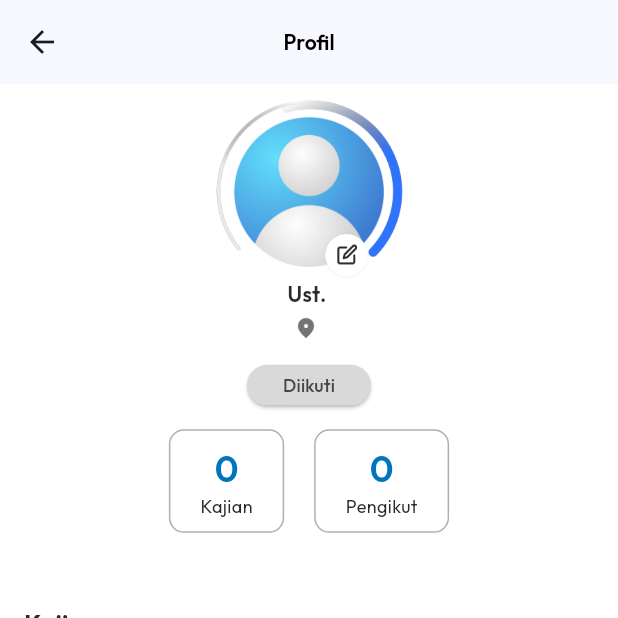
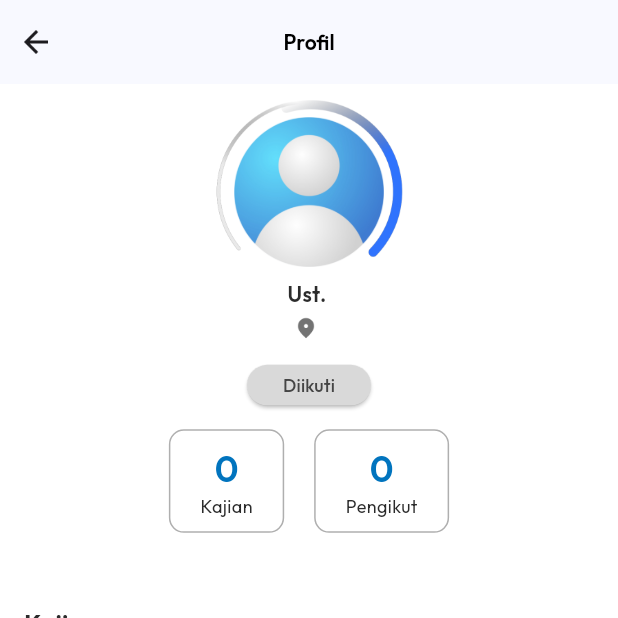
Before and after one commit to RoyalWeaboo/Kajian-Fikih-App, a Flutter app: the PublicUstadzProfileScreen screen opened directly with empty values, on a phone screen of 412 x 824 dp, the top half of it. Run offline on Flutter 3.47's test engine with Material 3 defaults, Android fonts, the phone set to English and light mode, and no system bars; our stand-ins replace cloud_firestore, email_validator, equatable, firebase_auth, firebase_core, firebase_storage and 6 more; missing offline and left inert: animated_snack_bar, calendar_slider; accounts and stored records are empty.

```diff
--- a/lib/view/public/profile/public_ustadz_profile_screen.dart
+++ b/lib/view/public/profile/public_ustadz_profile_screen.dart
@@ -1,19 +1,15 @@
 // ignore_for_file: use_build_context_synchronously
 
 import 'package:animated_snack_bar/animated_snack_bar.dart';
-import 'package:firebase_auth/firebase_auth.dart';
 import 'package:flutter/material.dart';
 import 'package:flutter_bloc/flutter_bloc.dart';
 import 'package:google_fonts/google_fonts.dart';
-import 'package:kajian_fikih/model/user_detail.dart';
 import 'package:kajian_fikih/utils/animations/slide_left.dart';
 import 'package:kajian_fikih/utils/constants/color.dart';
 import 'package:kajian_fikih/utils/preferences/preferences_utils.dart';
-import 'package:kajian_fikih/utils/widgets/bottom_navbar.dart';
 import 'package:kajian_fikih/view/jamaah/dashboard/category_item.dart';
 import 'package:kajian_fikih/view/jamaah/offline_event/offline_event_detail_screen.dart';
 import 'package:kajian_fikih/view/auth/login_screen.dart';
-import 'package:kajian_fikih/view/ustadz/profile/ustadz_edit_profile_screen.dart';
 import 'package:kajian_fikih/viewmodel/follow_user/follow_cubit.dart';
 import 'package:kajian_fikih/viewmodel/follow_user/follow_state.dart';
 import 'package:kajian_fikih/viewmodel/profile_ustadz/profile_ustadz_cubit.dart';
@@ -21,8 +17,13 @@ import 'package:kajian_fikih/viewmodel/profile_ustadz/profile_ustadz_state.dart'
 
 class PublicUstadzProfileScreen extends StatefulWidget {
   final String uid;
+  final VoidCallback onBack;
 
-  const PublicUstadzProfileScreen({super.key, required this.uid});
+  const PublicUstadzProfileScreen({
+    super.key,
+    required this.uid,
+    required this.onBack,
+  });
 
   @override
   State<PublicUstadzProfileScreen> createState() =>
@@ -55,6 +56,20 @@ class _PublicUstadzProfileScreenState extends State<PublicUstadzProfileScreen> {
     double height = MediaQuery.of(context).size.height;
     return Scaffold(
       appBar: AppBar(
+        leading: InkWell(
+          onTap: () {
+            Navigator.pop(context);
+            widget.onBack();
+          },
+          child: Container(
+            margin: const EdgeInsets.only(left: 16),
+            padding: const EdgeInsets.symmetric(),
+            child: Image.asset(
+              "assets/arrow_back.png",
+            ),
+          ),
+        ),
+        leadingWidth: 32,
         centerTitle: true,
         title: Text(
           "Profil",
@@ -144,15 +159,6 @@ class _PublicUstadzProfileScreenState extends State<PublicUstadzProfileScreen> {
                           "assets/profile_decoration.png",
                           width: 130,
                           fit: BoxFit.fitWidth,
-                        ),
-                        Positioned(
-                          bottom: 0,
-                          right: 24,
-                          child: Image.asset(
-                            "assets/edit_profile_icon.png",
-                            width: 32,
-                            fit: BoxFit.fitWidth,
-                          ),
                         ),
                       ],
                     ),
@@ -343,8 +349,7 @@ class _PublicUstadzProfileScreenState extends State<PublicUstadzProfileScreen> {
                     Align(
                       alignment: Alignment.centerLeft,
                       child: Text(
-                        state.userDetail.description ??
-                            "Anda belum menambahkan deskripsi apapun",
+                        state.userDetail.description ?? "",
                         style: GoogleFonts.outfit(
                           fontWeight: FontWeight.w400,
                           fontSize: 12,
```
Also changed, not shown: lib/view/public/post/post_detail_screen.dart (+15 -0 lines).
